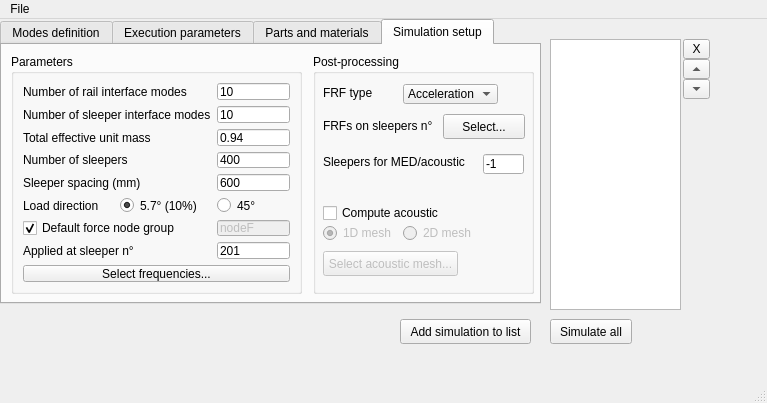
The window that src/MultiSleeperModel/DevFiles/App/GUI.ui (jcugnoni-heig/RailTrackModellingToolbox) describes before a commit, drawn with Qt 5.
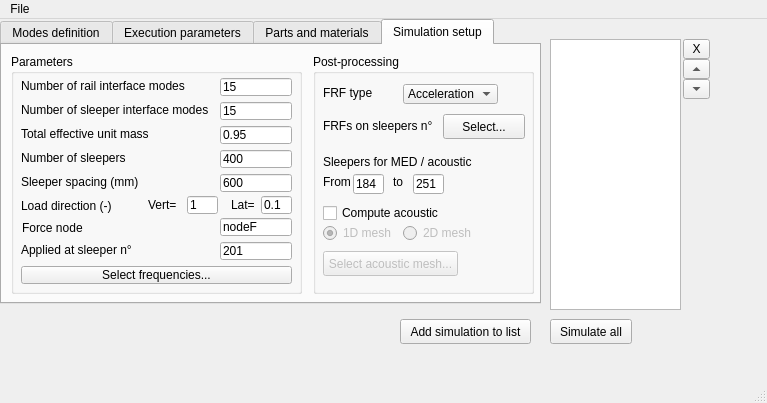
The same window after the commit. The open tabs and pages were chosen to show the change.

```diff
--- a/src/MultiSleeperModel/DevFiles/App/GUI.ui
+++ b/src/MultiSleeperModel/DevFiles/App/GUI.ui
@@ -1214,9 +1214,15 @@
       <property name="title">
        <string>Parameters</string>
       </property>
-      <layout class="QGridLayout" name="gridLayout_8">
-       <item row="9" column="2">
         <widget class="QLineEdit" name="txt_slpForce">
+       <property name="geometry">
+        <rect>
+         <x>209</x>
+         <y>188</y>
+         <width>72</width>
+         <height>18</height>
+        </rect>
+       </property>
          <property name="toolTip">
           <string>&lt;html&gt;&lt;head/&gt;&lt;body&gt;&lt;p&gt;The force will be applied to the group of node indicated above, on the substructure corresponding to the sleeper number entered here. The excited side is always the right side.&lt;/p&gt;&lt;/body&gt;&lt;/html&gt;</string>
          </property>
@@ -1224,9 +1230,15 @@
           <string>201</string>
          </property>
         </widget>
-       </item>
-       <item row="0" column="0" colspan="2">
         <widget class="QLabel" name="label_25">
+       <property name="geometry">
+        <rect>
+         <x>10</x>
+         <y>24</y>
+         <width>168</width>
+         <height>16</height>
+        </rect>
+       </property>
          <property name="whatsThis">
           <string/>
          </property>
@@ -1234,9 +1246,15 @@
           <string>Number of rail interface modes</string>
          </property>
         </widget>
-       </item>
-       <item row="0" column="2">
         <widget class="QLineEdit" name="txt_nModesRai">
+       <property name="geometry">
+        <rect>
+         <x>209</x>
+         <y>24</y>
+         <width>72</width>
+         <height>18</height>
+        </rect>
+       </property>
          <property name="toolTip">
           <string>&lt;html&gt;&lt;head/&gt;&lt;body&gt;&lt;p&gt;The modes (computed in phase 1) that are going to be used are the union of the N most influent modes to the response computed in phase 1, among the 6 substructures used and the frequency spectrum. This number is an approximation. The total number of modes may be larger. N can be decreased for quicker but perhaps less accurate simulations.&lt;/p&gt;&lt;/body&gt;&lt;/html&gt;</string>
          </property>
@@ -1244,19 +1262,31 @@
           <string/>
          </property>
          <property name="text">
-          <string>10</string>
-         </property>
-        </widget>
-       </item>
-       <item row="4" column="2">
+        <string>15</string>
+       </property>
+      </widget>
         <widget class="QLineEdit" name="txt_nSlp">
+       <property name="geometry">
+        <rect>
+         <x>209</x>
+         <y>96</y>
+         <width>72</width>
+         <height>18</height>
+        </rect>
+       </property>
          <property name="text">
           <string>400</string>
          </property>
         </widget>
-       </item>
-       <item row="2" column="0" colspan="2">
         <widget class="QLabel" name="label_44">
+       <property name="geometry">
+        <rect>
+         <x>10</x>
+         <y>72</y>
+         <width>135</width>
+         <height>16</height>
+        </rect>
+       </property>
          <property name="whatsThis">
           <string/>
          </property>
@@ -1264,9 +1294,15 @@
           <string>Total effective unit mass</string>
          </property>
         </widget>
-       </item>
-       <item row="2" column="2">
         <widget class="QLineEdit" name="txt_cumulMassEffeUn">
+       <property name="geometry">
+        <rect>
+         <x>209</x>
+         <y>72</y>
+         <width>72</width>
+         <height>18</height>
+        </rect>
+       </property>
          <property name="toolTip">
           <string>&lt;html&gt;&lt;head/&gt;&lt;body&gt;&lt;p&gt;This is the minimum cumulated effective unit mass requested in each direction (see doc Code_Aster R5.01.03). It enables selecting the smallest number of eigenmodes such that the cumulated effective unit mass reaches that value ([0;1]) in each direction.&lt;/p&gt;&lt;/body&gt;&lt;/html&gt;</string>
          </property>
@@ -1274,21 +1310,33 @@
           <string/>
          </property>
          <property name="text">
-          <string>0.94</string>
-         </property>
-        </widget>
-       </item>
-       <item row="5" column="0" colspan="2">
+        <string>0.95</string>
+       </property>
+      </widget>
         <widget class="QLabel" name="label_36">
+       <property name="geometry">
+        <rect>
+         <x>10</x>
+         <y>120</y>
+         <width>119</width>
+         <height>16</height>
+        </rect>
+       </property>
          <property name="text">
           <string>Sleeper spacing (mm)</string>
          </property>
         </widget>
-       </item>
-       <item row="8" column="2">
         <widget class="QLineEdit" name="txt_forceNode">
          <property name="enabled">
-          <bool>false</bool>
+        <bool>true</bool>
+       </property>
+       <property name="geometry">
+        <rect>
+         <x>209</x>
+         <y>164</y>
+         <width>72</width>
+         <height>18</height>
+        </rect>
          </property>
          <property name="toolTip">
           <string>&lt;html&gt;&lt;head/&gt;&lt;body&gt;&lt;p&gt;A group containing 1 node, which must exist in the macroelement mesh.&lt;/p&gt;&lt;/body&gt;&lt;/html&gt;</string>
@@ -1297,80 +1345,83 @@
           <string>nodeF</string>
          </property>
         </widget>
-       </item>
-       <item row="4" column="0" colspan="2">
         <widget class="QLabel" name="label_20">
+       <property name="geometry">
+        <rect>
+         <x>10</x>
+         <y>96</y>
+         <width>106</width>
+         <height>16</height>
+        </rect>
+       </property>
          <property name="text">
           <string>Number of sleepers</string>
          </property>
         </widget>
-       </item>
-       <item row="8" column="0" colspan="2">
-        <widget class="QCheckBox" name="cb_defaultNode">
-         <property name="text">
-          <string>Default force node group</string>
-         </property>
-         <property name="checked">
-          <bool>true</bool>
-         </property>
-        </widget>
-       </item>
-       <item row="5" column="2">
         <widget class="QLineEdit" name="txt_slpSpacing">
+       <property name="geometry">
+        <rect>
+         <x>209</x>
+         <y>120</y>
+         <width>72</width>
+         <height>18</height>
+        </rect>
+       </property>
          <property name="text">
           <string>600</string>
          </property>
         </widget>
-       </item>
-       <item row="7" column="0">
         <widget class="QLabel" name="label_21">
-         <property name="text">
-          <string>Load direction</string>
-         </property>
-        </widget>
-       </item>
-       <item row="7" column="1">
-        <widget class="QRadioButton" name="rb_10pct">
-         <property name="toolTip">
-          <string>&lt;html&gt;&lt;head/&gt;&lt;body&gt;&lt;p&gt;The force acts in a plane parallel to the YZ plane, either at 45° inward (turn case), or at 5.7° outward (default case).&lt;/p&gt;&lt;/body&gt;&lt;/html&gt;</string>
-         </property>
+       <property name="geometry">
+        <rect>
+         <x>10</x>
+         <y>144</y>
+         <width>101</width>
+         <height>16</height>
+        </rect>
+       </property>
          <property name="text">
-          <string>5.7° (10%)</string>
-         </property>
-         <property name="checked">
-          <bool>true</bool>
-         </property>
-        </widget>
-       </item>
-       <item row="10" column="0" colspan="3">
+        <string>Load direction (-)</string>
+       </property>
+      </widget>
         <widget class="QPushButton" name="btn_freqs">
          <property name="enabled">
           <bool>true</bool>
          </property>
+       <property name="geometry">
+        <rect>
+         <x>10</x>
+         <y>212</y>
+         <width>271</width>
+         <height>18</height>
+        </rect>
+       </property>
          <property name="text">
           <string>Select frequencies...</string>
          </property>
         </widget>
-       </item>
-       <item row="7" column="2">
-        <widget class="QRadioButton" name="rb_45deg">
-         <property name="toolTip">
-          <string>&lt;html&gt;&lt;head/&gt;&lt;body&gt;&lt;p&gt;The force acts in a plane parallel to the YZ plane, either at 45° inward (turn case), or at 5.7° outward (default case).&lt;/p&gt;&lt;/body&gt;&lt;/html&gt;</string>
-         </property>
-         <property name="text">
-          <string>45°</string>
-         </property>
-        </widget>
-       </item>
-       <item row="9" column="0" colspan="2">
         <widget class="QLabel" name="label_23">
+       <property name="geometry">
+        <rect>
+         <x>10</x>
+         <y>188</y>
+         <width>115</width>
+         <height>16</height>
+        </rect>
+       </property>
          <property name="text">
           <string>Applied at sleeper n°</string>
          </property>
         </widget>
-       </item>
-       <item row="1" column="2">
         <widget class="QLineEdit" name="txt_nModesSlp">
+       <property name="geometry">
+        <rect>
+         <x>209</x>
+         <y>48</y>
+         <width>72</width>
+         <height>18</height>
+        </rect>
+       </property>
          <property name="toolTip">
           <string>&lt;html&gt;&lt;head/&gt;&lt;body&gt;&lt;p&gt;The modes (computed in phase 1) that are going to be used are the union of the N most influent modes to the response computed in phase 1, among the 6 substructures used and the frequency spectrum. This number is an approximation. The total number of modes may be larger. N can be decreased for quicker but perhaps less accurate simulations.&lt;/p&gt;&lt;/body&gt;&lt;/html&gt;</string>
          </property>
@@ -1378,12 +1429,18 @@
           <string/>
          </property>
          <property name="text">
-          <string>10</string>
-         </property>
-        </widget>
-       </item>
-       <item row="1" column="0" colspan="2">
+        <string>15</string>
+       </property>
+      </widget>
         <widget class="QLabel" name="label_46">
+       <property name="geometry">
+        <rect>
+         <x>10</x>
+         <y>48</y>
+         <width>193</width>
+         <height>16</height>
+        </rect>
+       </property>
          <property name="whatsThis">
           <string/>
          </property>
@@ -1391,8 +1448,71 @@
           <string>Number of sleeper interface modes</string>
          </property>
         </widget>
-       </item>
-      </layout>
+      <widget class="QLineEdit" name="txt_fDirVert">
+       <property name="geometry">
+        <rect>
+         <x>176</x>
+         <y>142</y>
+         <width>31</width>
+         <height>18</height>
+        </rect>
+       </property>
+       <property name="text">
+        <string>1</string>
+       </property>
+      </widget>
+      <widget class="QLabel" name="label_49">
+       <property name="geometry">
+        <rect>
+         <x>220</x>
+         <y>143</y>
+         <width>31</width>
+         <height>16</height>
+        </rect>
+       </property>
+       <property name="text">
+        <string>Lat=</string>
+       </property>
+      </widget>
+      <widget class="QLineEdit" name="txt_fDirLat">
+       <property name="geometry">
+        <rect>
+         <x>250</x>
+         <y>142</y>
+         <width>31</width>
+         <height>18</height>
+        </rect>
+       </property>
+       <property name="text">
+        <string>0.1</string>
+       </property>
+      </widget>
+      <widget class="QLabel" name="label_51">
+       <property name="geometry">
+        <rect>
+         <x>137</x>
+         <y>143</y>
+         <width>41</width>
+         <height>16</height>
+        </rect>
+       </property>
+       <property name="text">
+        <string>Vert=</string>
+       </property>
+      </widget>
+      <widget class="QLabel" name="label_52">
+       <property name="geometry">
+        <rect>
+         <x>11</x>
+         <y>166</y>
+         <width>101</width>
+         <height>16</height>
+        </rect>
+       </property>
+       <property name="text">
+        <string>Force node</string>
+       </property>
+      </widget>
      </widget>
      <widget class="QGroupBox" name="groupBox_8">
       <property name="geometry">
@@ -1563,7 +1683,7 @@
         <rect>
          <x>10</x>
          <y>100</y>
-         <width>149</width>
+         <width>161</width>
          <height>16</height>
         </rect>
        </property>
@@ -1571,7 +1691,7 @@
         <string/>
        </property>
        <property name="text">
-        <string>Sleepers for MED/acoustic</string>
+        <string>Sleepers for MED / acoustic</string>
        </property>
       </widget>
       <widget class="QLineEdit" name="txt_nSlpAcoustic">
@@ -1580,9 +1700,9 @@
        </property>
        <property name="geometry">
         <rect>
-         <x>170</x>
-         <y>100</y>
-         <width>41</width>
+         <x>40</x>
+         <y>120</y>
+         <width>31</width>
          <height>20</height>
         </rect>
        </property>
@@ -1593,7 +1713,67 @@
         <string/>
        </property>
        <property name="text">
-        <string>-1</string>
+        <string>184</string>
+       </property>
+      </widget>
+      <widget class="QLabel" name="label_47">
+       <property name="enabled">
+        <bool>true</bool>
+       </property>
+       <property name="geometry">
+        <rect>
+         <x>10</x>
+         <y>120</y>
+         <width>31</width>
+         <height>16</height>
+        </rect>
+       </property>
+       <property name="whatsThis">
+        <string/>
+       </property>
+       <property name="text">
+        <string>From</string>
+       </property>
+      </widget>
+      <widget class="QLabel" name="label_48">
+       <property name="enabled">
+        <bool>true</bool>
+       </property>
+       <property name="geometry">
+        <rect>
+         <x>80</x>
+         <y>120</y>
+         <width>21</width>
+         <height>16</height>
+        </rect>
+       </property>
+       <property name="whatsThis">
+        <string/>
+       </property>
+       <property name="text">
+        <string>to</string>
+       </property>
+      </widget>
+      <widget class="QLineEdit" name="txt_nSlpAcoust2">
+       <property name="enabled">
+        <bool>true</bool>
+       </property>
+       <property name="geometry">
+        <rect>
+         <x>100</x>
+         <y>120</y>
+         <width>31</width>
+         <height>20</height>
+        </rect>
+       </property>
+       <property name="toolTip">
+        <string>&lt;html&gt;&lt;head/&gt;&lt;body&gt;&lt;p&gt;Number of sleepers on each side of the sleeper on which the load is applied, for which the results will be written to a MED file. if 0, only the sleeper (macroelement) on which the load is applied is used.&lt;/p&gt;&lt;p&gt;Also, these sleepers are considered to contribute to the acoustic pressure on the acoustic grid points, if the acoustic calculation is requested. &lt;/p&gt;&lt;p&gt;Select &amp;quot;-1&amp;quot; for all sleepers.&lt;/p&gt;&lt;p&gt;&lt;span style=&quot; text-decoration: underline;&quot;&gt;/!\&lt;/span&gt; This number has a huge influence on the simulation time if the acoustic calculation is done.&lt;/p&gt;&lt;/body&gt;&lt;/html&gt;</string>
+       </property>
+       <property name="statusTip">
+        <string/>
+       </property>
+       <property name="text">
+        <string>251</string>
        </property>
       </widget>
      </widget>
```
Left out of the diff: 242 changed lines with no effect on the pictures. Lines whose indentation alone changed are shown as unchanged.
